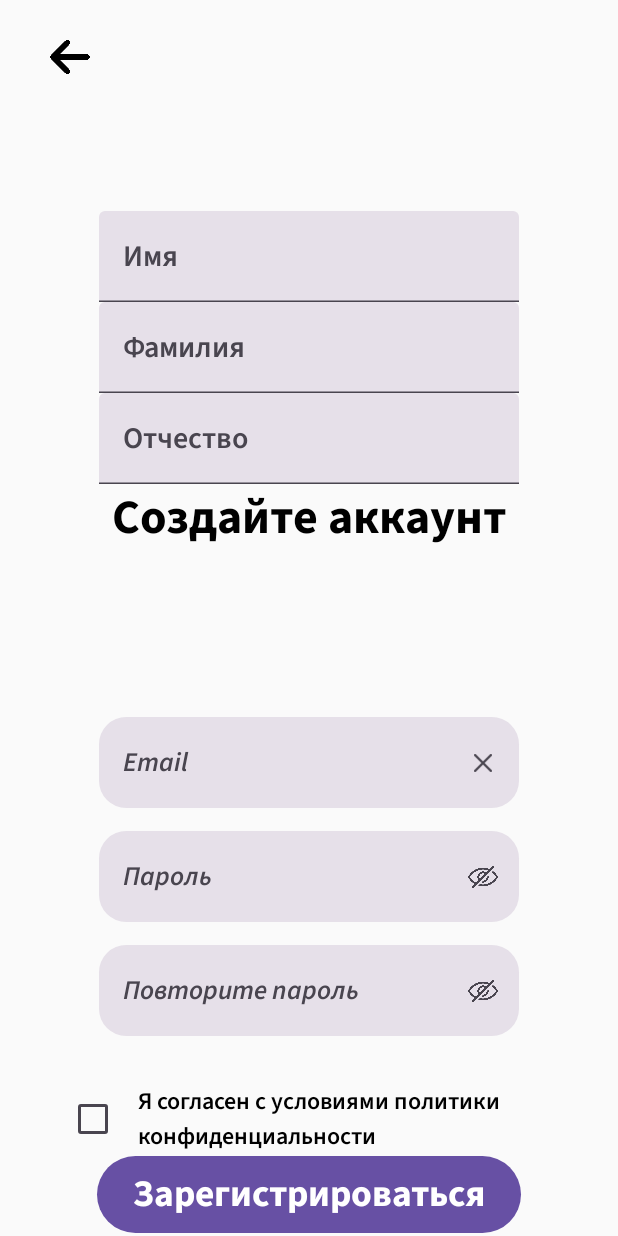
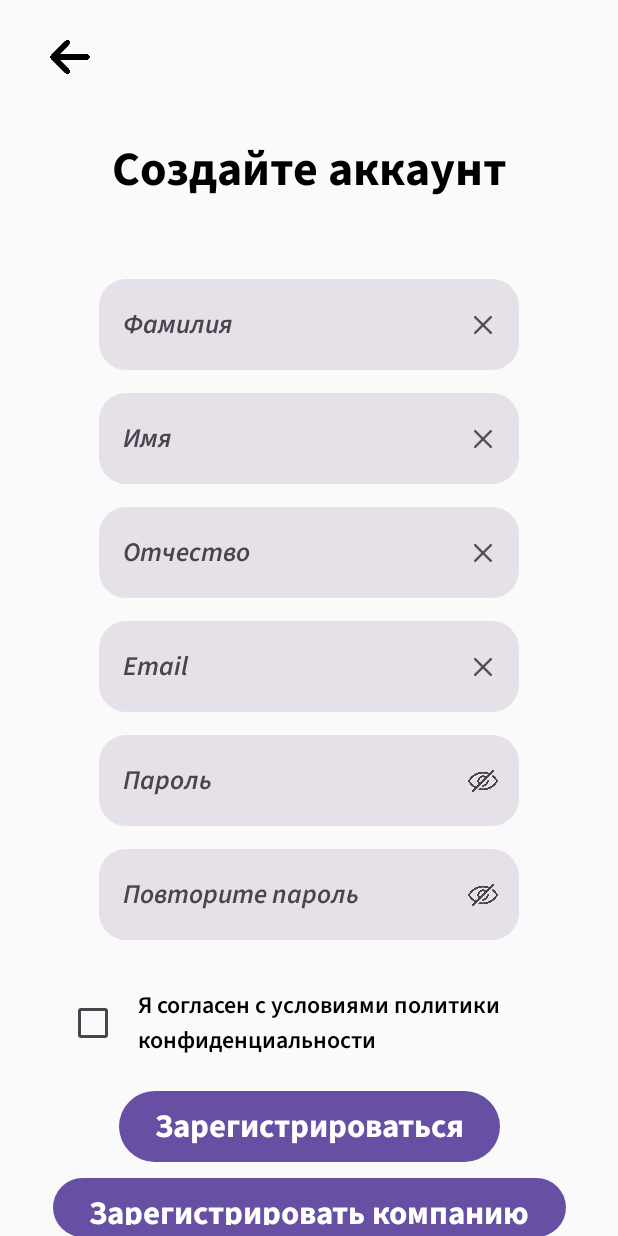
Before and after one commit to Altastt/RideSynq, an Android app built with Jetpack Compose: the RegistrationScreen screen opened through its navigation route, on a phone screen of 412 x 824 dp. Run offline under Robolectric (Android 15) with nearby library versions, the phone set to English and light mode, and no system bars; our stand-ins replace Room's generated code; libraries missing offline, so code that uses them is left out: com.yandex.mapkit; Roboto replaces fonts that are not available here; 1 statement that could not run was skipped.

Commit message:
Add: Связка БД с регистрацией ЮЛ, отдельный экран регистрации ЮЛ

```diff
--- a/app/src/main/java/com/example/ridesynq/view/MainActivity.kt
+++ b/app/src/main/java/com/example/ridesynq/view/MainActivity.kt
@@ -17,15 +17,19 @@ import androidx.compose.runtime.*
 import androidx.compose.runtime.saveable.rememberSaveable
 import androidx.compose.ui.Modifier
 import androidx.compose.ui.input.nestedscroll.nestedScroll
+import androidx.lifecycle.viewmodel.compose.viewModel
 import androidx.navigation.compose.currentBackStackEntryAsState
 import androidx.navigation.compose.rememberNavController
 import com.example.ridesynq.data.database.AppDatabase
+import com.example.ridesynq.data.repositories.CompanyRepository
 import com.example.ridesynq.data.repositories.UserRepository
 import com.example.ridesynq.ui.theme.RideSynqTheme
 import com.example.ridesynq.view.navigation.MainNavigation
 import com.example.ridesynq.view.navigation.RootNavigation
 import com.example.ridesynq.viewmodel.AuthVM
 import com.example.ridesynq.viewmodel.AuthVMFactory
+import com.example.ridesynq.viewmodel.CompanyVMFactory
+import com.example.ridesynq.viewmodel.CompanyViewModel
 import com.yandex.mapkit.MapKitFactory
 
 
@@ -37,8 +41,14 @@ class MainActivity : ComponentActivity() {
             appDatabase.companyDao()
         )
     }
+    private val companyRepository by lazy {
+        CompanyRepository(appDatabase.companyDao())
+    }
     private val authVM: AuthVM by viewModels {
         AuthVMFactory(userRepository)
+    }
+    private val companyVM: CompanyViewModel by viewModels {
+        CompanyVMFactory(companyRepository)
     }
     @RequiresApi(Build.VERSION_CODES.O)
     override fun onCreate(savedInstanceState: Bundle?) {
@@ -47,7 +57,12 @@ class MainActivity : ComponentActivity() {
             val darkThemeNow = isSystemInDarkTheme()
             var darkTheme by remember { mutableStateOf(darkThemeNow) }
             RideSynqTheme (darkTheme = darkTheme) {
-                RootNavigation(navController = rememberNavController(), onThemeUpdated = { darkTheme = !darkTheme }, authVM = authVM)
+                RootNavigation(
+                    navController = rememberNavController(),
+                    onThemeUpdated = { darkTheme = !darkTheme },
+                    authVM = authVM,
+                    companyVM = companyVM
+                )
             }
         }
     }
--- a/app/src/main/java/com/example/ridesynq/view/authScreens/RegistrationScreen.kt
+++ b/app/src/main/java/com/example/ridesynq/view/authScreens/RegistrationScreen.kt
@@ -12,9 +12,12 @@ import androidx.compose.foundation.layout.width
 import androidx.compose.foundation.shape.RoundedCornerShape
 import androidx.compose.material3.Button
 import androidx.compose.material3.Checkbox
+import androidx.compose.material3.Icon
+import androidx.compose.material3.IconButton
 import androidx.compose.material3.MaterialTheme
 import androidx.compose.material3.Text
 import androidx.compose.material3.TextField
+import androidx.compose.material3.TextFieldDefaults
 import androidx.compose.runtime.Composable
 import androidx.compose.runtime.DisposableEffect
 import androidx.compose.runtime.getValue
@@ -24,7 +27,9 @@ import androidx.compose.runtime.rememberCoroutineScope
 import androidx.compose.runtime.setValue
 import androidx.compose.ui.Alignment
 import androidx.compose.ui.Modifier
+import androidx.compose.ui.graphics.Color
 import androidx.compose.ui.platform.LocalContext
+import androidx.compose.ui.res.painterResource
 import androidx.compose.ui.res.stringResource
 import androidx.compose.ui.unit.dp
 import androidx.lifecycle.Observer
@@ -35,6 +40,7 @@ import com.example.ridesynq.view.BackButton
 import com.example.ridesynq.view.TextFieldCustom
 import com.example.ridesynq.view.TextFieldEmail
 import com.example.ridesynq.view.TextFieldPass
+import com.example.ridesynq.view.navigation.AuthScreen
 import com.example.ridesynq.viewmodel.AuthVM
 import kotlinx.coroutines.launch
 
@@ -57,9 +63,6 @@ fun RegistrationScreen(
     val lastName = remember { mutableStateOf("") }
     val surname = remember { mutableStateOf("") }
 
-    val checkEmailPass = stringResource(R.string.check_email_pass)
-    val checkPrivacyPolicy = stringResource(R.string.check_privacypolicy)
-    val matchPass = stringResource(R.string.match_pass)
     DisposableEffect(authViewModel) {
 
         val observerEmailState = Observer<String> { _emailState ->
@@ -96,33 +99,33 @@ fun RegistrationScreen(
         Row(
             modifier = Modifier
                 .fillMaxWidth()
-                .padding(bottom = 80.dp)
+                .padding(bottom = 30.dp)
         ) { BackButton(navController) }
-        // Поля ФИО
-        TextField(
-            value = firstName.value,
-            onValueChange = { firstName.value = it },
-            label = { Text("Имя") }
-        )
 
-        TextField(
-            value = lastName.value,
-            onValueChange = { lastName.value = it },
-            label = { Text("Фамилия") }
-        )
-
-        TextField(
-            value = surname.value,
-            onValueChange = { surname.value = it },
-            label = { Text("Отчество") },
-
-        )
         AutoresizedText(
             stringResource(R.string.sign_up_title),
             style = MaterialTheme.typography.displayLarge,
-            modifier = Modifier.padding(bottom = 110.dp)
+            modifier = Modifier.padding(bottom = 50.dp)
         )
-
+        // Поля ФИО
+        TextFieldCustom(
+            stringResource(R.string.sign_up_lastname),
+            lastName,
+            onValueChange = { newValue -> lastName.value = newValue }
+        )
+        Spacer(modifier = Modifier.height(15.dp))
+        TextFieldCustom(
+            stringResource(R.string.sign_up_firstname),
+            firstName,
+            onValueChange = { newValue -> firstName.value = newValue }
+        )
+        Spacer(modifier = Modifier.height(15.dp))
+        TextFieldCustom(
+            stringResource(R.string.sign_up_surname),
+            surname,
+            onValueChange = { newValue -> surname.value = newValue }
+        )
+        Spacer(modifier = Modifier.height(15.dp))
         TextFieldEmail(
             stringResource(R.string.sign_in_email),
             emailState,
@@ -145,10 +148,8 @@ fun RegistrationScreen(
                 updatePasswordMatchState()
             },
         )
-
-
         Row(
-            modifier = Modifier.padding(start = 30.dp, top = 30.dp),
+            modifier = Modifier.padding(start = 30.dp, top = 30.dp, bottom = 20.dp),
             verticalAlignment = Alignment.CenterVertically
         ) {
             Checkbox(
@@ -181,10 +182,21 @@ fun RegistrationScreen(
                     }
                 }
             }
+        },
+            modifier = Modifier.padding(bottom = 10.dp)) {
+            AutoresizedText(
+                stringResource(R.string.sign_up_button),
+                style = MaterialTheme.typography.labelMedium
+            )
+        }
+        Button(onClick = {
+            navController.navigate(AuthScreen.CompanyRegistration.route)
         }) {
-            Text("Зарегистрироваться")
+            AutoresizedText(
+                stringResource(R.string.sign_up_company_button),
+                style = MaterialTheme.typography.labelMedium
+            )
         }
-
     }
 
 }
--- a/app/src/main/java/com/example/ridesynq/view/navigation/AuthNavigation.kt
+++ b/app/src/main/java/com/example/ridesynq/view/navigation/AuthNavigation.kt
@@ -4,13 +4,15 @@ import androidx.navigation.NavGraphBuilder
 import androidx.navigation.NavHostController
 import androidx.navigation.compose.composable
 import androidx.navigation.navigation
+import com.example.ridesynq.view.authScreens.CompanyRegistrationScreen
 import com.example.ridesynq.view.authScreens.ForgotScreen
 import com.example.ridesynq.view.authScreens.LoginScreen
 import com.example.ridesynq.view.authScreens.RegistrationScreen
 import com.example.ridesynq.viewmodel.AuthVM
+import com.example.ridesynq.viewmodel.CompanyViewModel
 
 
-fun NavGraphBuilder.authNavigation(navController: NavHostController, authViewModel: AuthVM) {
+fun NavGraphBuilder.authNavigation(navController: NavHostController, authViewModel: AuthVM, companyViewModel: CompanyViewModel) {
     navigation(
         route = GraphRoute.AUTHENTICATION,
         startDestination = AuthScreen.Login.route
@@ -24,6 +26,9 @@ fun NavGraphBuilder.authNavigation(navController: NavHostController, authViewMod
         composable(AuthScreen.Forgot.route) {
             ForgotScreen(navController, authViewModel)
         }
+        composable(AuthScreen.CompanyRegistration.route) {
+            CompanyRegistrationScreen(navController, companyViewModel)
+        }
     }
 }
 
@@ -31,4 +36,5 @@ sealed class AuthScreen(val route: String) {
     object Login : AuthScreen("LOGIN")
     object Registration : AuthScreen("REGISTRATION")
     object Forgot : AuthScreen("FORGOT")
+    object CompanyRegistration : AuthScreen("COMPANY_REGISTRATION")
 }
--- a/app/src/main/java/com/example/ridesynq/view/navigation/RootNavigation.kt
+++ b/app/src/main/java/com/example/ridesynq/view/navigation/RootNavigation.kt
@@ -8,11 +8,12 @@ import androidx.navigation.compose.NavHost
 import androidx.navigation.compose.composable
 import com.example.ridesynq.view.MainScreen
 import com.example.ridesynq.viewmodel.AuthVM
+import com.example.ridesynq.viewmodel.CompanyViewModel
 
 
 @RequiresApi(Build.VERSION_CODES.O)
 @Composable
-fun RootNavigation(navController: NavHostController, onThemeUpdated: () -> Unit, authVM: AuthVM) {
+fun RootNavigation(navController: NavHostController, onThemeUpdated: () -> Unit, authVM: AuthVM, companyVM: CompanyViewModel) {
     NavHost(
         navController = navController,
         route = GraphRoute.ROOT,
@@ -21,7 +22,7 @@ fun RootNavigation(navController: NavHostController, onThemeUpdated: () -> Unit,
         composable(GraphRoute.MAIN){
             MainScreen(onThemeUpdated, authVM)
         }
-        authNavigation(navController, authVM)
+        authNavigation(navController, authVM, companyVM)
     }
 }
 
--- /dev/null
+++ b/app/src/main/java/com/example/ridesynq/viewmodel/CompanyVMFactory.kt
@@ -0,0 +1,16 @@
+package com.example.ridesynq.viewmodel
+import androidx.lifecycle.ViewModel
+import androidx.lifecycle.ViewModelProvider
+import com.example.ridesynq.data.repositories.CompanyRepository
+
+class CompanyVMFactory(
+    private val companyRepository: CompanyRepository
+) : ViewModelProvider.Factory {
+    override fun <T : ViewModel> create(modelClass: Class<T>): T {
+        if (modelClass.isAssignableFrom(CompanyViewModel::class.java)) {
+            @Suppress("UNCHECKED_CAST")
+            return CompanyViewModel(companyRepository) as T
+        }
+        throw IllegalArgumentException("Unknown ViewModel class")
+    }
+}
--- a/app/src/main/java/com/example/ridesynq/viewmodel/CompanyViewModel.kt
+++ b/app/src/main/java/com/example/ridesynq/viewmodel/CompanyViewModel.kt
@@ -1,26 +1,19 @@
 package com.example.ridesynq.viewmodel
 
-import android.app.Application
-import androidx.lifecycle.AndroidViewModel
-import androidx.lifecycle.LiveData
-import androidx.lifecycle.asLiveData
+
+import androidx.lifecycle.ViewModel
 import androidx.lifecycle.viewModelScope
-import com.example.ridesynq.data.database.AppDatabase
 import com.example.ridesynq.data.entities.Company
 import com.example.ridesynq.data.repositories.CompanyRepository
+import kotlinx.coroutines.flow.Flow
 import kotlinx.coroutines.launch
 
-class CompanyViewModel(application: Application) : AndroidViewModel(application) {
-    private val repository: CompanyRepository
-    val allCompanies: LiveData<List<Company>>
+class CompanyViewModel(
+    private val companyRepository: CompanyRepository
+) : ViewModel() {
+    val allCompanies: Flow<List<Company>> = companyRepository.allCompanies
 
-    init {
-        val db = AppDatabase.getDatabase(application)
-        repository = CompanyRepository(db.companyDao())
-        allCompanies = repository.allCompanies.asLiveData()
-    }
-
-    fun insert(company: Company) = viewModelScope.launch {
-        repository.insert(company)
+    fun insertCompany(company: Company) = viewModelScope.launch {
+        companyRepository.insert(company)
     }
 }
--- a/app/src/main/res/values/strings.xml
+++ b/app/src/main/res/values/strings.xml
@@ -29,8 +29,20 @@
     <string name="sign_in_text_to_signup">У вас еще нет аккаунта?</string>
     <string name="sign_in_tb_to_signup">Создать</string>
 
+
+    <string name="sign_up_lastname">Фамилия</string>
+    <string name="sign_up_firstname">Имя</string>
+    <string name="sign_up_surname">Отчество</string>
     <string name="sign_up_title">Создайте аккаунт</string>
     <string name="sign_up_confidence">Я согласен с условиями политики конфиденциальности</string>
+    <string name="sign_up_button">Зарегистрироваться</string>
+    <string name="sign_up_company_title">Создайте аккаунт компании</string>
+    <string name="sign_up_company_button">Зарегистрировать компанию</string>
+    <string name="sign_up_company_name">Название компании</string>
+    <string name="sign_up_company_inn">ИНН</string>
+    <string name="sign_up_company_kpp">КПП</string>
+    <string name="sign_up_company_ogrn">ОГРН</string>
+
 
     <string name="forgot_title">Восстановление пароля</string>
     <string name="forgot_text">Укажите почту, на которую вам придет ссылка для восстановления пароля</string>
```
Also changed, not shown: app/src/main/java/com/example/ridesynq/view/TextFieldCustom.kt (+2 -9 lines), app/src/main/java/com/example/ridesynq/view/authScreens/CompanyRegistrationScreen.kt (added, +100 -0 lines), 1 other file.
